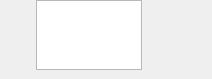
Qt form src/MEGASync/stalled_issues/gui/ui/StalledIssueActionTitle.ui (meganz/MEGAsync) before a commit.
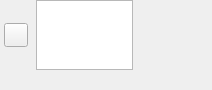
The same form after that commit. Icons and pictures are not drawn. Custom widgets are drawn as their Qt base class.

Commit message: Icons added and several parts tokenized

Diff of the .ui file:
```diff
--- a/src/MEGASync/stalled_issues/gui/ui/StalledIssueActionTitle.ui
+++ b/src/MEGASync/stalled_issues/gui/ui/StalledIssueActionTitle.ui
@@ -7,7 +7,7 @@
     <x>0</x>
     <y>0</y>
     <width>212</width>
-    <height>79</height>
+    <height>90</height>
    </rect>
   </property>
   <property name="sizePolicy">
@@ -181,13 +181,7 @@
                 <number>0</number>
                </property>
                <item>
-                <widget class="QLabel" name="icon">
-                 <property name="sizePolicy">
-                  <sizepolicy hsizetype="Fixed" vsizetype="Fixed">
-                   <horstretch>0</horstretch>
-                   <verstretch>0</verstretch>
-                  </sizepolicy>
-                 </property>
+                <widget class="QPushButton" name="icon">
                  <property name="minimumSize">
                   <size>
                    <width>24</width>
@@ -203,8 +197,17 @@
                  <property name="text">
                   <string/>
                  </property>
-                 <property name="alignment">
-                  <set>Qt::AlignCenter</set>
+                 <property name="iconSize">
+                  <size>
+                   <width>24</width>
+                   <height>24</height>
+                  </size>
+                 </property>
+                 <property name="flat">
+                  <bool>false</bool>
+                 </property>
+                 <property name="type" stdset="0">
+                  <string notr="true">icon</string>
                  </property>
                 </widget>
                </item>
@@ -284,6 +287,18 @@
                </property>
                <item>
                 <widget class="QLabel" name="iconLabel">
+                 <property name="minimumSize">
+                  <size>
+                   <width>16</width>
+                   <height>16</height>
+                  </size>
+                 </property>
+                 <property name="maximumSize">
+                  <size>
+                   <width>16</width>
+                   <height>16</height>
+                  </size>
+                 </property>
                  <property name="text">
                   <string/>
                  </property>
```
Left out of the diff: 14 changed lines with no effect on the pictures. The commit also changes 24 other files.
